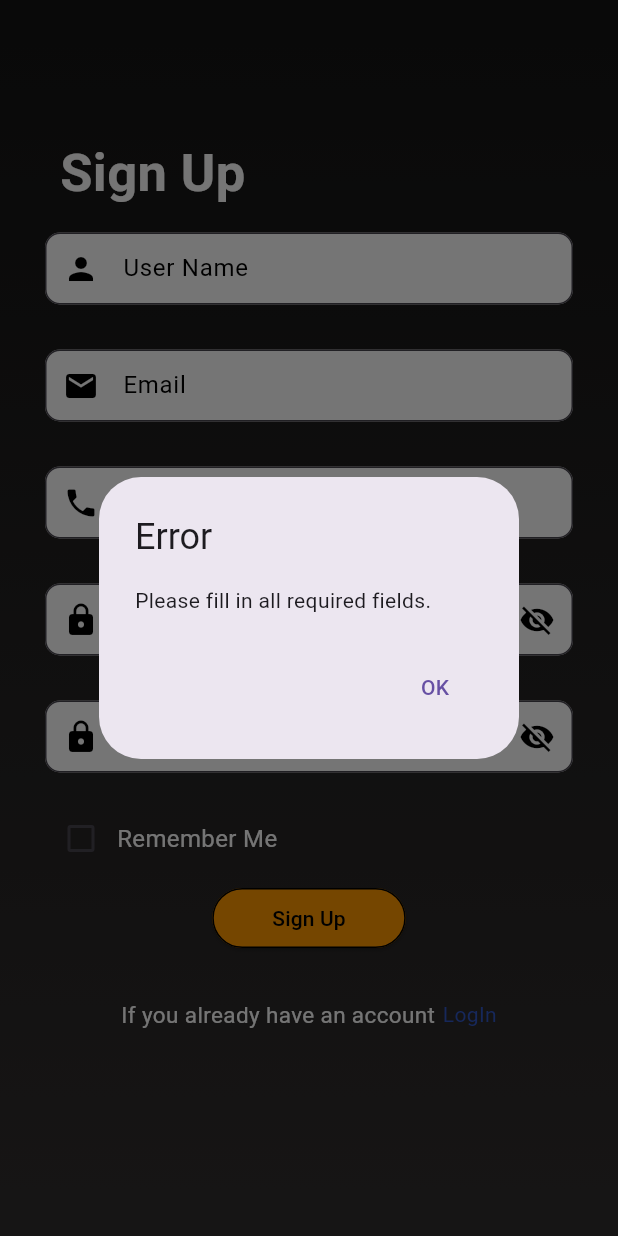
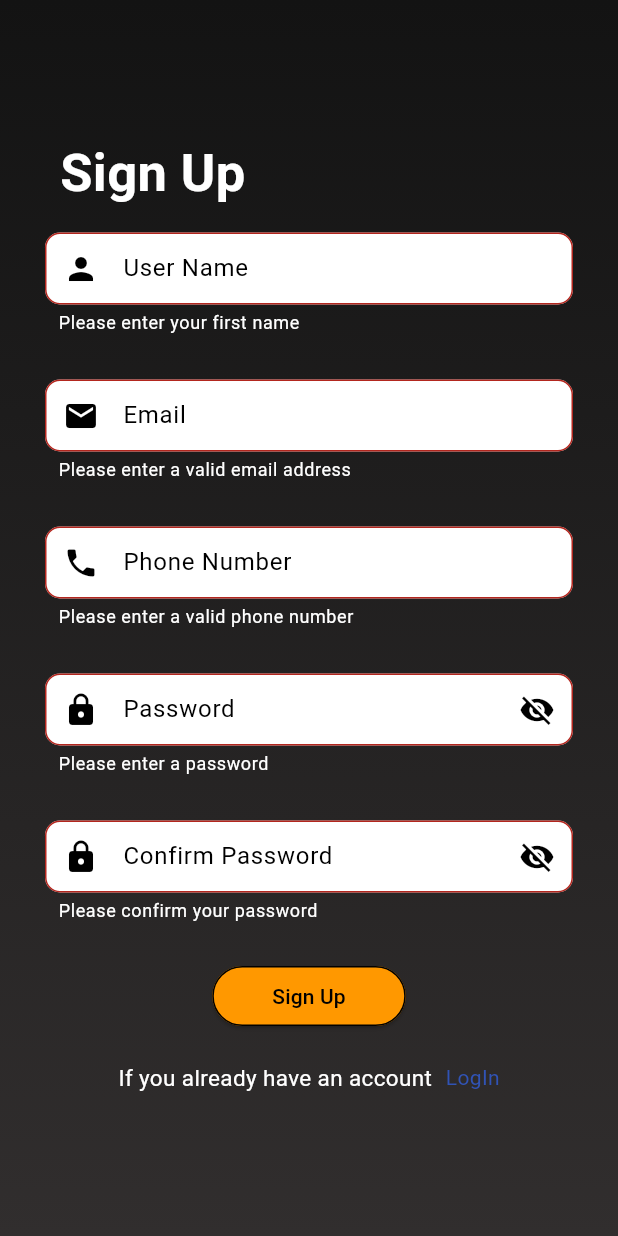
Before and after one commit to LakshanShalintha/Mini-Project, a Flutter app: the SignUp_Page screen opened directly, after a tap on "Sign Up", on a phone screen of 412 x 824 dp. Run offline on Flutter 3.47's test engine with Material 3 defaults, Android fonts, the phone set to English and light mode, and no system bars; our stand-ins replace cloud_firestore, curved_labeled_navigation_bar, file_picker, firebase_auth, firebase_core, firebase_storage and 6 more; missing offline and left inert: flutter_pdfview; accounts and stored records are empty; generated files the repository leaves out were written again.

Commit message:
Edit_signup-page

```diff
--- a/lib/Pages/Sign_Log/SignUp_Page.dart
+++ b/lib/Pages/Sign_Log/SignUp_Page.dart
@@ -19,23 +19,36 @@ class _SignUpPageState extends State<SignUp_Page> {
   TextEditingController passwordController = TextEditingController();
   TextEditingController confirmPasswordController = TextEditingController();
 
+  String firstNameErrorText = '';
+  String emailErrorText = '';
   String phoneNumberErrorText = '';
+  String passwordErrorText = '';
+  String confirmPasswordErrorText = '';
   bool _showPassword = false;
   bool _showConfirmPassword = false;
   bool rememberMe = false;
-  String emailErrorText = '';
 
   final FirebaseAuth _auth = FirebaseAuth.instance;
   final FirebaseFirestore _firestore = FirebaseFirestore.instance;
 
   Future<void> signUp() async {
-    if (firstNameController.text.isNotEmpty &&
-        emailController.text.isNotEmpty &&
-        phoneNumberController.text.isNotEmpty &&
-        passwordController.text.isNotEmpty &&
-        confirmPasswordController.text.isNotEmpty &&
+    setState(() {
+      firstNameErrorText = firstNameController.text.isEmpty ? 'Please enter your first name' : '';
+      emailErrorText = emailController.text.isEmpty ? 'Please enter a valid email address' : '';
+      phoneNumberErrorText = phoneNumberController.text.isEmpty ? 'Please enter a valid phone number' : '';
+      passwordErrorText = passwordController.text.isEmpty ? 'Please enter a password' : '';
+      confirmPasswordErrorText = confirmPasswordController.text.isEmpty ? 'Please confirm your password' : '';
+
+      if (passwordController.text != confirmPasswordController.text) {
+        confirmPasswordErrorText = 'Passwords do not match';
+      }
+    });
+
+    if (firstNameErrorText.isEmpty &&
+        emailErrorText.isEmpty &&
         phoneNumberErrorText.isEmpty &&
-        passwordController.text == confirmPasswordController.text) {
+        passwordErrorText.isEmpty &&
+        confirmPasswordErrorText.isEmpty) {
       try {
         UserCredential userCredential = await _auth.createUserWithEmailAndPassword(
           email: emailController.text,
@@ -53,22 +66,18 @@ class _SignUpPageState extends State<SignUp_Page> {
         showSuccessDialog();
       } catch (e) {
         print('Sign up failed: $e');
-        showErrorDialog('Sign up failed', e.toString());
-      }
-    } else {
-      // Do not proceed with sign-up, display error messages
-      if (firstNameController.text.isEmpty ||
-          emailController.text.isEmpty ||
-          phoneNumberController.text.isEmpty ||
-          passwordController.text.isEmpty ||
-          confirmPasswordController.text.isEmpty) {
-        showErrorDialog('Error', 'Please fill in all required fields.');
-      } else if (phoneNumberErrorText.isNotEmpty) {
-        showErrorDialog('Error', phoneNumberErrorText);
-      } else if (passwordController.text != confirmPasswordController.text) {
-        showErrorDialog('Error', 'Passwords do not match.');
+        showErrorDialog('Sign up failed', cleanErrorMessage(e.toString()));
       }
     }
+  }
+
+  String cleanErrorMessage(String errorMessage) {
+    // Remove the prefix (e.g., "[firebase_auth/weak-password] ")
+    final prefixEnd = errorMessage.indexOf(']') + 1;
+    if (prefixEnd > 0) {
+      return errorMessage.substring(prefixEnd).trim();
+    }
+    return errorMessage;
   }
 
   void showErrorDialog(String title, String content) {
@@ -83,7 +92,9 @@ class _SignUpPageState extends State<SignUp_Page> {
               onPressed: () {
                 Navigator.of(context).pop();
               },
-              child: const Text('OK'),
+              child: const Text('OK',
+                style: TextStyle(color: Colors.black),
+              ),
             ),
           ],
         );
@@ -99,17 +110,22 @@ class _SignUpPageState extends State<SignUp_Page> {
           title: Center(
             child: Text(
               'Sign Up Successful',
-              style: TextStyle(fontWeight: FontWeight.bold),
+              style: TextStyle(fontWeight: FontWeight.bold, color: Colors.green, fontSize: 25),
             ),
           ),
-          content: Center(
+          content: Container(
+            width: MediaQuery.of(context).size.width * 0.5, // 70% of screen width
+            height: MediaQuery.of(context).size.height * 0.03, // 30% of screen height
+            child: Center(
               child: Text(
                 'Thank you for signing up! \n Now you can log in to your account',
                 textAlign: TextAlign.center,
               ),
             ),
+          ),
           actions: [
-            TextButton(
+            Center(
+              child: TextButton(
                 onPressed: () {
                   Navigator.of(context).pop();
                   Navigator.pushReplacement(
@@ -117,7 +133,11 @@ class _SignUpPageState extends State<SignUp_Page> {
                     MaterialPageRoute(builder: (context) => HomePage()),
                   );
                 },
-              child: const Text('OK'),
+                child: const Text(
+                  'OK',
+                  style: TextStyle(color: Colors.black),
+                ),
+              ),
             ),
           ],
         );
@@ -128,7 +148,7 @@ class _SignUpPageState extends State<SignUp_Page> {
   @override
   Widget build(BuildContext context) {
     return Scaffold(
-      resizeToAvoidBottomInset: false,
+      resizeToAvoidBottomInset: true,
       body: GestureDetector(
         onTap: () {
           FocusScope.of(context).unfocus();
@@ -141,11 +161,11 @@ class _SignUpPageState extends State<SignUp_Page> {
               end: Alignment.bottomCenter,
             ),
           ),
-          child: Stack(
+          child: Column(
             children: [
-              Column(
-                children: [
-                  Padding(
+              Expanded(
+                child: SingleChildScrollView(
+                  child: Padding(
                     padding: const EdgeInsets.all(10.0),
                     child: Column(
                       mainAxisAlignment: MainAxisAlignment.center,
@@ -171,7 +191,9 @@ class _SignUpPageState extends State<SignUp_Page> {
                               horizontal: 20.0,
                               vertical: 15.0,
                             ),
-                            child: TextField(
+                            child: Column(
+                              children: [
+                                TextField(
                                   controller: firstNameController,
                                   decoration: InputDecoration(
                                     prefixIcon: const Icon(Icons.person, color: Colors.black),
@@ -190,7 +212,11 @@ class _SignUpPageState extends State<SignUp_Page> {
                                       horizontal: 5,
                                       vertical: 2.5,
                                     ),
+                                    errorText: firstNameErrorText.isNotEmpty ? firstNameErrorText : null,
+                                    errorStyle: const TextStyle(color: Colors.white), // Set error text color to white
                                   ),
+                                ),
+                              ],
                             ),
                           ),
                         ),
@@ -224,6 +250,7 @@ class _SignUpPageState extends State<SignUp_Page> {
                                       vertical: 2.5,
                                     ),
                                     errorText: emailErrorText.isNotEmpty ? emailErrorText : null,
+                                    errorStyle: const TextStyle(color: Colors.white), // Set error text color to white
                                   ),
                                   onChanged: (value) {
                                     setState(() {
@@ -248,7 +275,9 @@ class _SignUpPageState extends State<SignUp_Page> {
                               horizontal: 20.0,
                               vertical: 15.0,
                             ),
-                            child: TextField(
+                            child: Column(
+                              children: [
+                                TextField(
                                   controller: phoneNumberController,
                                   keyboardType: TextInputType.number,
                                   inputFormatters: [
@@ -272,35 +301,20 @@ class _SignUpPageState extends State<SignUp_Page> {
                                       horizontal: 5,
                                       vertical: 2.5,
                                     ),
+                                    errorText: phoneNumberErrorText.isNotEmpty ? phoneNumberErrorText : null,
+                                    errorStyle: const TextStyle(color: Colors.white), // Set error text color to white
                                   ),
                                   onChanged: (value) {
+                                    setState(() {
                                       if (!RegExp(r'^[0-9]*$').hasMatch(value)) {
-                                  setState(() {
                                         phoneNumberErrorText = 'Please enter a valid phone number';
+                                      } else {
+                                        phoneNumberErrorText = '';
+                                      }
                                     });
-                                } else {
-                                  setState(() {
-                                    phoneNumberErrorText = '';
-                                  });
-                                }
                                   },
                                 ),
-                          ),
-                        ),
-                        if (phoneNumberErrorText.isNotEmpty)
-                          Padding(
-                            padding: const EdgeInsets.symmetric(
-                              horizontal: 20.0,
-                              vertical: 5.0,
-                            ),
-                            child: Align(
-                              alignment: Alignment.centerLeft,
-                              child: Text(
-                                phoneNumberErrorText,
-                                style: const TextStyle(
-                                  color: Colors.red,
-                                  fontSize: 12,
-                                ),
+                              ],
                             ),
                           ),
                         ),
@@ -311,7 +325,9 @@ class _SignUpPageState extends State<SignUp_Page> {
                               horizontal: 20.0,
                               vertical: 15.0,
                             ),
-                            child: TextField(
+                            child: Column(
+                              children: [
+                                TextField(
                                   controller: passwordController,
                                   obscureText: !_showPassword,
                                   decoration: InputDecoration(
@@ -338,13 +354,15 @@ class _SignUpPageState extends State<SignUp_Page> {
                                         });
                                       },
                                       child: Icon(
-                                    _showPassword
-                                        ? Icons.visibility
-                                        : Icons.visibility_off,
+                                        _showPassword ? Icons.visibility : Icons.visibility_off,
                                         color: Colors.black,
                                       ),
                                     ),
+                                    errorText: passwordErrorText.isNotEmpty ? passwordErrorText : null,
+                                    errorStyle: const TextStyle(color: Colors.white), // Set error text color to white
                                   ),
+                                ),
+                              ],
                             ),
                           ),
                         ),
@@ -355,7 +373,9 @@ class _SignUpPageState extends State<SignUp_Page> {
                               horizontal: 20.0,
                               vertical: 15.0,
                             ),
-                            child: TextField(
+                            child: Column(
+                              children: [
+                                TextField(
                                   controller: confirmPasswordController,
                                   obscureText: !_showConfirmPassword,
                                   decoration: InputDecoration(
@@ -382,13 +402,15 @@ class _SignUpPageState extends State<SignUp_Page> {
                                         });
                                       },
                                       child: Icon(
-                                    _showConfirmPassword
-                                        ? Icons.visibility
-                                        : Icons.visibility_off,
+                                        _showConfirmPassword ? Icons.visibility : Icons.visibility_off,
                                         color: Colors.black,
                                       ),
                                     ),
+                                    errorText: confirmPasswordErrorText.isNotEmpty ? confirmPasswordErrorText : null,
+                                    errorStyle: const TextStyle(color: Colors.white), // Set error text color to white
                                   ),
+                                ),
+                              ],
                             ),
                           ),
                         ),
@@ -397,47 +419,10 @@ class _SignUpPageState extends State<SignUp_Page> {
                             horizontal: 20.0,
                             vertical: 5.0,
                           ),
-                          child: Row(
-                            children: [
-                              Checkbox(
-                                value: rememberMe,
-                                onChanged: (value) {
-                                  setState(() {
-                                    rememberMe = value!;
-                                  });
-                                },
-                                activeColor: Colors.white,
-                                checkColor: Colors.black,
-                              ),
-                              Text(
-                                'Remember Me',
-                                style: TextStyle(
-                                  color: Colors.white,
-                                  fontSize: 16,
-                                ),
-                              ),
-                            ],
-                          ),
                         ),
                         ElevatedButton(
                           onPressed: () {
-                            if (firstNameController.text.isEmpty ||
-                                emailController.text.isEmpty ||
-                                phoneNumberController.text.isEmpty ||
-                                passwordController.text.isEmpty ||
-                                confirmPasswordController.text.isEmpty) {
-                              // Show error message if any required field is empty
-                              showErrorDialog('Error', 'Please fill in all required fields.');
-                            } else if (phoneNumberErrorText.isNotEmpty) {
-                              // Show error message if phone number is invalid
-                              showErrorDialog('Error', phoneNumberErrorText);
-                            } else if (passwordController.text != confirmPasswordController.text) {
-                              // Show error message if passwords do not match
-                              showErrorDialog('Error', 'Passwords do not match.');
-                            } else {
-                              // All fields are filled, phone number is valid, and passwords match, proceed with sign-up
                             signUp();
-                            }
                           },
                           style: ElevatedButton.styleFrom(
                             backgroundColor: Colors.orange,
@@ -452,10 +437,6 @@ class _SignUpPageState extends State<SignUp_Page> {
                             style: TextStyle(color: Colors.black),
                           ),
                         ),
-                      ],
-                    ),
-                  ),
-                  // This spacer will push the content above it to the top
                         Center(
                           child: Padding(
                             padding: const EdgeInsets.symmetric(vertical: 20.0),
@@ -463,7 +444,7 @@ class _SignUpPageState extends State<SignUp_Page> {
                               mainAxisAlignment: MainAxisAlignment.center,
                               children: [
                                 const Text(
-                            "If you already have an account",
+                                  "If you already have an account ",
                                   style: TextStyle(
                                     fontSize: 15,
                                     color: Colors.white,
@@ -482,7 +463,7 @@ class _SignUpPageState extends State<SignUp_Page> {
                                   child: const Text(
                                     'LogIn',
                                     style: TextStyle(
-                                color: Color.fromARGB(255, 47, 87, 199),
+                                      color: Color.fromARGB(255, 48, 83, 182),
                                     ),
                                   ),
                                 ),
@@ -492,11 +473,13 @@ class _SignUpPageState extends State<SignUp_Page> {
                         ),
                       ],
                     ),
+                  ),
+                ),
+              ),
             ],
           ),
         ),
       ),
     );
   }
-
 }
```
Lines whose indentation alone changed are shown as unchanged.
